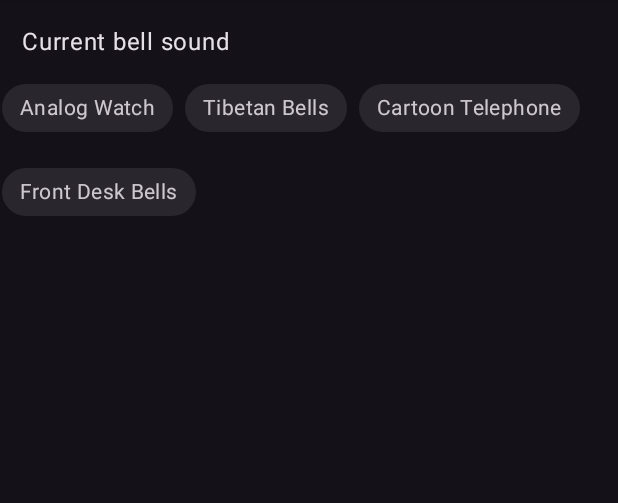
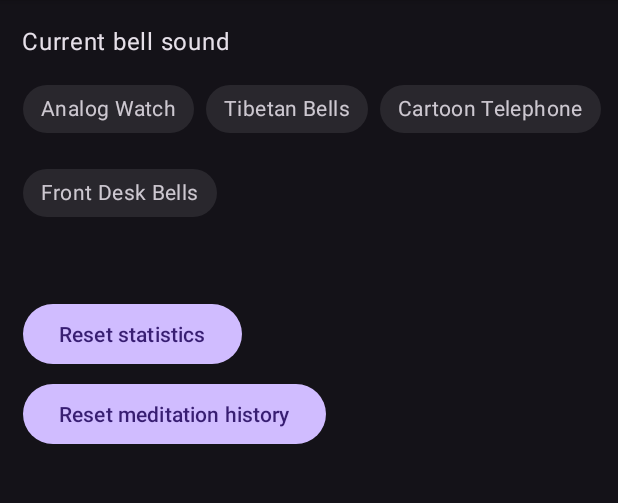
Before and after one commit to dominik686/Meditation_timer, an Android app: the fragment SettingsFragment shown on its own in the app's theme, on a phone screen of 412 x 824 dp, the part 96-599 px from its top. Run offline under Robolectric (Android 15) with nearby library versions, the phone set to English and light mode, and no system bars; our stand-ins replace Room's generated code.

Commit message:
Added reset meditation history button

```diff
--- a/app/src/main/java/com/example/meditationtimer/Constants.kt
+++ b/app/src/main/java/com/example/meditationtimer/Constants.kt
@@ -17,7 +17,8 @@ object Constants {
 
 
         const val DAYS_IN_A_ROW_PREF = "DAYS_IN_A_ROW_PREFERENCE"
-
+        const val LONGEST_STREAK_PREF = "LONGEST_STREAK_PREFERENCE"
         const val TOTAL_MEDITATIONS_PREF = "TOTAL_MEDITATIONS_PREFERENCE"
+        const val LAST_DAY_MEDITATED_ = "LAST_DAY_MEDITATED_PREFERENCE"
 
 }
--- a/app/src/main/java/com/example/meditationtimer/fragments/SettingsFragment.kt
+++ b/app/src/main/java/com/example/meditationtimer/fragments/SettingsFragment.kt
@@ -11,11 +11,18 @@ import android.content.SharedPreferences
 import android.media.MediaPlayer
 import android.os.Handler
 import android.os.Looper
+import androidx.lifecycle.lifecycleScope
 import com.example.meditationtimer.Constants
+import com.example.meditationtimer.MeditationApplication
+import com.example.meditationtimer.SharedPrefRepository
 import com.example.meditationtimer.Utils
 import com.example.meditationtimer.databinding.SettingsFragmentBinding
+import com.example.meditationtimer.models.Meditation
+import com.example.meditationtimer.room.MeditationRepository
 import com.example.meditationtimer.viewmodels.SettingsViewModel
 import com.example.meditationtimer.viewmodels.SettingsViewModelFactory
+import kotlinx.coroutines.Dispatchers
+import kotlinx.coroutines.launch
 
 
 // Bell sound choice
@@ -24,7 +31,8 @@ class SettingsFragment : Fragment() {
 
 
     private val viewModel : SettingsViewModel by viewModels {
-        SettingsViewModelFactory(requireContext())
+        SettingsViewModelFactory(SharedPrefRepository( requireContext()),
+            (requireActivity().application as MeditationApplication).meditationRepository)
     }
 
 
@@ -41,8 +49,8 @@ class SettingsFragment : Fragment() {
 
         setUpBellSoundsOnClicks()
         checkCurrentlyChosenBell()
-
-
+        setUpResetStatsButtonOnClick()
+       setUpResetMeditationHistoryButtonOnClick()
 
 
 
@@ -125,7 +133,22 @@ class SettingsFragment : Fragment() {
         }
     }
 
+    private fun setUpResetStatsButtonOnClick()
+    {
+        binding.resetStatisticsButton.setOnClickListener{
+            viewModel.resetStatistics()
+        }
+    }
 
+    private fun setUpResetMeditationHistoryButtonOnClick()
+    {
+           binding.resetMeditationHistoryButton.setOnClickListener{
+               lifecycleScope.launch(Dispatchers.IO) {
+                   viewModel.resetMeditationHistory()
+               }
+        }
+
+    }
     override fun onDestroy() {
         super.onDestroy()
         _binding = null
--- a/app/src/main/java/com/example/meditationtimer/room/MeditationRepository.kt
+++ b/app/src/main/java/com/example/meditationtimer/room/MeditationRepository.kt
@@ -17,6 +17,12 @@ class MeditationRepository(private val meditationDao: MeditationDao) : IMeditati
 {
     meditationDao.insertMeditation(meditation)
 }
+    @Suppress("RedundantSuspendModifier")
+    @WorkerThread
+    suspend fun clearMeditations()
+    {
+        meditationDao.clearMeditations()
+    }
 
 
 }
--- a/app/src/main/java/com/example/meditationtimer/room/daos/MeditationDao.kt
+++ b/app/src/main/java/com/example/meditationtimer/room/daos/MeditationDao.kt
@@ -15,4 +15,7 @@ interface MeditationDao
 
     @Query("SELECT * FROM meditations")
     fun getMeditations() : Flow<List<Meditation>>
+
+    @Query("DELETE FROM meditations")
+    fun clearMeditations()
 }
--- a/app/src/main/java/com/example/meditationtimer/viewmodels/SettingsViewModel.kt
+++ b/app/src/main/java/com/example/meditationtimer/viewmodels/SettingsViewModel.kt
@@ -4,9 +4,13 @@ import android.content.Context
 import androidx.lifecycle.ViewModel
 import androidx.lifecycle.ViewModelProvider
 import com.example.meditationtimer.SharedPrefRepository
+import com.example.meditationtimer.room.MeditationRepository
+import com.example.meditationtimer.room.databases.MeditationRoomDatabase
 import java.lang.IllegalArgumentException
 
-class SettingsViewModel(val sharedPrefRepository: SharedPrefRepository) : ViewModel()
+class SettingsViewModel(
+    private val sharedPrefRepository: SharedPrefRepository,
+    private val meditationRepository: MeditationRepository) : ViewModel()
 {
     fun putBellPreference(preference : String)
     {
@@ -17,14 +21,39 @@ class SettingsViewModel(val sharedPrefRepository: SharedPrefRepository) : ViewMo
     {
         return sharedPrefRepository.getBellPreference()
     }
+
+    fun resetStatistics()
+    {
+        resetTotalMeditations()
+        resetCurrentStreak()
+        resetLongestStreak()
+    }
+    private fun resetTotalMeditations()
+    {
+        sharedPrefRepository.resetTotalMeditations()
+    }
+
+    private fun resetCurrentStreak()
+    {
+        sharedPrefRepository.resetCurrentStreak()
+    }
+    private fun resetLongestStreak()
+    {
+        sharedPrefRepository.resetLongestStreak()
+    }
+    suspend fun resetMeditationHistory()
+    {
+        meditationRepository.clearMeditations()
+    }
 }
 
-public class SettingsViewModelFactory(val context: Context) : ViewModelProvider.Factory {
+public class SettingsViewModelFactory(val sharedPrefRepository: SharedPrefRepository,
+                                     val meditationRepository: MeditationRepository) : ViewModelProvider.Factory {
     override fun <T : ViewModel?> create(modelClass: Class<T>): T {
         if(modelClass.isAssignableFrom(SettingsViewModel::class.java))
             {
             @Suppress("UNCHECKED_CAST")
-            return SettingsViewModel(SharedPrefRepository(context)) as T
+            return SettingsViewModel(sharedPrefRepository, meditationRepository) as T
             }
         throw IllegalArgumentException("Unknown ViewModel class")
     }
--- a/app/src/main/java/com/example/meditationtimer/viewmodels/TimerViewModel.kt
+++ b/app/src/main/java/com/example/meditationtimer/viewmodels/TimerViewModel.kt
@@ -99,6 +99,10 @@ class TimerViewModel(private val meditationRepository : IMeditationRepository,
     {
         sharedPref.incrementTotalMeditations()
     }
+    fun updateMeditationStreak()
+    {
+        sharedPref.updateStreak()
+    }
 }
 class TimerViewModelFactory(private val meditationRepository: MeditationRepository,
                             private val sharedPrefRepository: SharedPrefRepository) : ViewModelProvider.Factory
--- a/app/src/main/res/layout/display_meditations_fragment.xml
+++ b/app/src/main/res/layout/display_meditations_fragment.xml
@@ -38,14 +38,13 @@
     <androidx.recyclerview.widget.RecyclerView
         android:id="@+id/display_meditations_recyclerview"
         android:layout_width="match_parent"
-        android:layout_height="400dp"
+        android:layout_height="match_parent"
         android:layout_marginTop="100dp"
         app:layout_constraintBottom_toBottomOf="parent"
         app:layout_constraintEnd_toEndOf="parent"
         app:layout_constraintHorizontal_bias="0.0"
         app:layout_constraintStart_toStartOf="parent"
-        app:layout_constraintTop_toTopOf="parent"
-        app:layout_constraintVertical_bias="1.0" />
+        app:layout_constraintTop_toBottomOf="@+id/days_in_a_row" />
 
     <TextView
         android:id="@+id/days_in_a_row_label"
--- a/app/src/main/res/layout/settings_fragment.xml
+++ b/app/src/main/res/layout/settings_fragment.xml
@@ -23,14 +23,16 @@
         android:id="@+id/bells_group"
         android:layout_width="wrap_content"
         android:layout_height="wrap_content"
+        android:layout_marginStart="15dp"
+        android:layout_marginEnd="15dp"
         app:layout_constraintBottom_toBottomOf="parent"
         app:layout_constraintEnd_toEndOf="parent"
-            app:layout_constraintHorizontal_bias="0.06"
+        app:layout_constraintHorizontal_bias="0.0"
         app:layout_constraintStart_toStartOf="parent"
         app:layout_constraintTop_toTopOf="parent"
-            app:layout_constraintVertical_bias="0.073"
-            app:singleSelection="true"
-            app:selectionRequired="true">
+        app:layout_constraintVertical_bias="0.074"
+        app:selectionRequired="true"
+        app:singleSelection="true">
 
         <com.google.android.material.chip.Chip
             android:id="@+id/analog_watch_sound"
@@ -61,5 +63,32 @@
             android:text="Front Desk Bells" />
     </com.google.android.material.chip.ChipGroup>
 
+    <Button
+        android:id="@+id/reset_statistics_button"
+        android:layout_width="wrap_content"
+        android:layout_height="wrap_content"
+        android:layout_marginStart="15dp"
+        android:layout_marginTop="46dp"
+        android:text="Reset statistics"
+        app:layout_constraintBottom_toBottomOf="parent"
+        app:layout_constraintEnd_toEndOf="parent"
+        app:layout_constraintHorizontal_bias="0.0"
+        app:layout_constraintStart_toStartOf="parent"
+        app:layout_constraintTop_toBottomOf="@+id/bells_group"
+        app:layout_constraintVertical_bias="0.0" />
+
+    <Button
+        android:id="@+id/reset_meditation_history_button"
+        android:layout_width="wrap_content"
+        android:layout_height="wrap_content"
+        android:layout_marginStart="15dp"
+        android:layout_marginTop="5dp"
+        android:text="Reset meditation history"
+        app:layout_constraintBottom_toBottomOf="parent"
+        app:layout_constraintEnd_toEndOf="parent"
+        app:layout_constraintHorizontal_bias="0.0"
+        app:layout_constraintStart_toStartOf="parent"
+        app:layout_constraintTop_toBottomOf="@+id/reset_statistics_button"
+        app:layout_constraintVertical_bias="0.0" />
 
 </androidx.constraintlayout.widget.ConstraintLayout>
```
Also changed, not shown: app/src/main/java/com/example/meditationtimer/SharedPrefRepository.kt (+37 -1 lines). Lines whose indentation alone changed are shown as unchanged.
